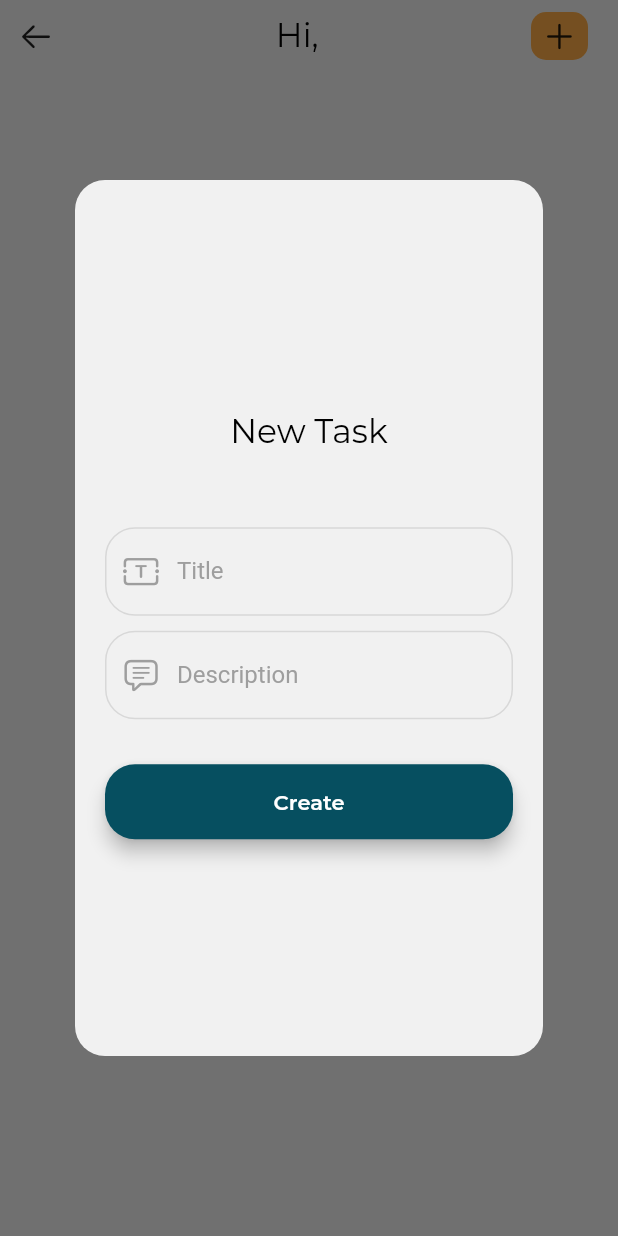
After one commit to vmgarciahurtado/todo-app, a Flutter app: the HomeView screen opened directly, after a tap on an icon or button, on a phone screen of 412 x 824 dp. The commit adds this screen. Run offline on Flutter 3.47's test engine with Material 2 defaults, Android fonts, the phone set to English and light mode, and no system bars; our stand-ins replace dio, email_validator, flutter_spinkit, get, get_storage; accounts and stored records are empty; network calls fail.

Commit message:
complete create task

```diff
--- a/lib/infrastructure/auth/auth_repository_http.dart
+++ b/lib/infrastructure/auth/auth_repository_http.dart
@@ -14,6 +14,7 @@ class AuthRepositoryHttp extends IAuthRepository {
         User user = User.fromJson(response.data);
         final storage = GetStorage();
         storage.write('auth', user.id);
+        storage.write('user_name', user.name);
         return true;
       } else {
         return false;
--- a/lib/infrastructure/task/task_repository_http.dart
+++ b/lib/infrastructure/task/task_repository_http.dart
@@ -28,7 +28,7 @@ class TaskRepositoryHttp extends ITaskRepository {
   Future<List<Task>> getUserTasks(String userId) async {
     try {
       Response response = await Api.delete('/task/$userId', {});
-      if (response.statusCode == 200) {
+      if (response.statusCode == 200 && response.data != []) {
         List<Task> list = List<Task>.from(response.data);
         return list;
       } else {
--- a/lib/presentation/home/view/home.dart
+++ b/lib/presentation/home/view/home.dart
@@ -1,13 +1,53 @@
+import 'package:flutter/cupertino.dart';
 import 'package:flutter/material.dart';
+import 'package:get/get.dart';
+import 'package:todo_app/domain/task/service/task_service.dart';
+import 'package:todo_app/infrastructure/task/task_repository_http.dart';
+import 'package:todo_app/presentation/home/view_model/view_model.dart';
+import 'package:todo_app/presentation/home/widgets/dialog_create_task.dart';
+import 'package:todo_app/presentation/shared/styles/text_styles.dart';
+import 'package:todo_app/presentation/shared/theme/colores.dart';
 
 class HomeView extends StatelessWidget {
-  const HomeView({super.key});
-
+  HomeView({super.key});
+  final viewModel = Get.put(HomeViewModel(
+      taskService: TaskService(iTaskRepository: TaskRepositoryHttp())));
   @override
   Widget build(BuildContext context) {
-    return Container(
-      child: Center(
-        child: Text('HOME'),
+    return Scaffold(
+      body: SafeArea(
+        child: Column(
+          children: [
+            Row(
+              children: [
+                IconButton(
+                    onPressed: () {},
+                    icon: const Icon(CupertinoIcons.arrow_left)),
+                const Spacer(),
+                Obx(() => Text(
+                      'Hi, ${viewModel.userName.value}',
+                      style: TextStyles.subTitleStyle(),
+                    )),
+                const Spacer(),
+                InkWell(
+                  onTap: () {
+                    Get.dialog(DialogCreateTask(
+                      viewModel: viewModel,
+                    ));
+                  },
+                  child: Container(
+                      decoration: BoxDecoration(
+                          color: Colores.secondaryColor,
+                          borderRadius: BorderRadius.circular(10)),
+                      padding: const EdgeInsets.symmetric(
+                          horizontal: 7, vertical: 4),
+                      child: const Icon(CupertinoIcons.add)),
+                ),
+                const SizedBox(width: 20)
+              ],
+            )
+          ],
+        ),
       ),
     );
   }
--- a/lib/presentation/home/view_model/view_model.dart
+++ b/lib/presentation/home/view_model/view_model.dart
@@ -1,27 +1,48 @@
+import 'package:flutter/material.dart';
 import 'package:get/get.dart';
 import 'package:get_storage/get_storage.dart';
 import 'package:todo_app/domain/task/model/task.dart';
 import 'package:todo_app/domain/task/service/task_service.dart';
 import 'package:todo_app/presentation/shared/cards/custom_loading.dart';
+import 'package:uuid/uuid.dart';
+import 'package:intl/intl.dart';
 
 class HomeViewModel extends GetxController {
   final TaskService taskService;
 
   HomeViewModel({required this.taskService});
+  final storage = GetStorage();
+
+  GlobalKey<FormState> formKey = GlobalKey<FormState>();
 
   RxList<Task> listTasks = RxList();
+
+  //** User information */
   String userId = '';
-  final storage = GetStorage();
+  RxString userName = ''.obs;
+
+  //** Create Task */
+  String id = '';
+  String title = '';
+  String description = '';
+  String state = 'true';
+  String date = '';
+
+  @override
+  void onInit() {
+    getUserData();
+    super.onInit();
+  }
 
   @override
   void onReady() async {
-    await getUserId();
     getUserTasks();
     super.onReady();
   }
 
-  getUserId() async {
+  getUserData() async {
     userId = await storage.read('auth');
+    userName.value = await storage.read('user_name');
   }
 
   Future<void> getUserTasks() async {
@@ -29,4 +50,37 @@ class HomeViewModel extends GetxController {
     listTasks.value = await taskService.getUserTasks(userId);
     Get.back();
   }
+
+  Future<void> validateForm() async {
+    if (formKey.currentState!.validate()) {
+      Get.back();
+      CustomLoading(title: 'Saving..');
+
+      id = const Uuid().v4();
+
+      var now = DateTime.now();
+      date = DateFormat('yyyy/MM/dd HH:mm:ss').format(now);
+
+      Task task = Task(
+          id: id,
+          title: title,
+          description: description,
+          state: state,
+          userId: userId,
+          date: date);
+
+      bool register = await taskService.createTask(task);
+      Get.back();
+      if (register) {
+        getUserTasks();
+      } else {
+        Get.snackbar(
+          'Error',
+          'An error has ocurred, check your internet network and try again.',
+          duration: const Duration(seconds: 2),
+          backgroundColor: Colors.yellow.shade300,
+        );
+      }
+    }
+  }
 }
--- /dev/null
+++ b/lib/presentation/home/widgets/dialog_create_task.dart
@@ -0,0 +1,105 @@
+import 'package:flutter/cupertino.dart';
+import 'package:flutter/material.dart';
+import 'package:todo_app/presentation/home/view_model/view_model.dart';
+import 'package:todo_app/presentation/shared/buttons/rounded_button.dart';
+import 'package:todo_app/presentation/shared/inputs/custom_input.dart';
+import 'package:todo_app/presentation/shared/styles/text_styles.dart';
+import 'package:todo_app/presentation/shared/theme/colores.dart';
+
+class DialogCreateTask extends StatelessWidget {
+  const DialogCreateTask({super.key, required this.viewModel});
+  final HomeViewModel viewModel;
+
+  @override
+  Widget build(BuildContext context) {
+    return Padding(
+      padding: const EdgeInsets.symmetric(horizontal: 50, vertical: 120),
+      child: Container(
+        padding: const EdgeInsets.symmetric(horizontal: 20, vertical: 20),
+        decoration: BoxDecoration(
+            color: Colores.grayBackground,
+            borderRadius: BorderRadius.circular(20)),
+        child: Material(
+          color: Colores.grayBackground,
+          child: Column(
+            mainAxisAlignment: MainAxisAlignment.center,
+            children: [
+              const SizedBox(
+                height: 10,
+              ),
+              Text(
+                'New Task',
+                style: TextStyles.subTitleStyle(),
+              ),
+              const SizedBox(
+                height: 50,
+              ),
+              Form(
+                  key: viewModel.formKey,
+                  child: Column(
+                    mainAxisAlignment: MainAxisAlignment.center,
+                    crossAxisAlignment: CrossAxisAlignment.center,
+                    children: [
+                      TextFormField(
+                        autovalidateMode: AutovalidateMode.onUserInteraction,
+                        validator: (value) {
+                          if (value == null || value.isEmpty) {
+                            return 'Enter the title';
+                          }
+                          if (value.length < 2) {
+                            return 'Invalid title';
+                          }
+                          return null;
+                        },
+                        onChanged: (value) => viewModel.title = value,
+                        style: const TextStyle(color: Colors.grey),
+                        decoration: CustomInput.roundedInputDecoration(
+                            hint: 'Enter the title',
+                            label: 'Title',
+                            icon: CupertinoIcons.textbox),
+                      ),
+                      const SizedBox(
+                        height: 10,
+                      ),
+                      TextFormField(
+                        autovalidateMode: AutovalidateMode.onUserInteraction,
+                        validator: (value) {
+                          if (value == null || value.isEmpty) {
+                            return 'Enter the description';
+                          }
+                          if (value.length < 2) {
+                            return 'Invalid description';
+                          }
+                          return null;
+                        },
+                        onChanged: (value) => viewModel.description = value,
+                        style: const TextStyle(color: Colors.grey),
+                        decoration: CustomInput.roundedInputDecoration(
+                            hint: 'Enter the description',
+                            label: 'Description',
+                            icon: CupertinoIcons.text_bubble),
+                      ),
+                      const SizedBox(
+                        height: 30,
+                      ),
+                    ],
+                  )),
+              Row(
+                children: [
+                  Expanded(
+                    child: CustomButton(
+                      onPressed: () {
+                        viewModel.validateForm();
+                      },
+                      text: 'Create',
+                    ),
+                  ),
+                ],
+              ),
+            ],
+          ),
+        ),
+      ),
+    );
+  }
+}
--- a/pubspec.yaml
+++ b/pubspec.yaml
@@ -37,6 +37,8 @@ dependencies:
   get_storage: ^2.1.1
   uuid: ^3.0.7
   flutter_spinkit: ^5.1.0
+  intl: ^0.17.0
+
 
 dev_dependencies:
   flutter_lints: ^2.0.0
```
Also changed, not shown: lib/presentation/home/widgets/dialiog_task_detail.dart (added, +10 -0 lines), lib/presentation/home/widgets/task_item.dart (added, +10 -0 lines), assets/icons/edit.png (added), assets/icons/remove.png (added), pubspec.lock.
